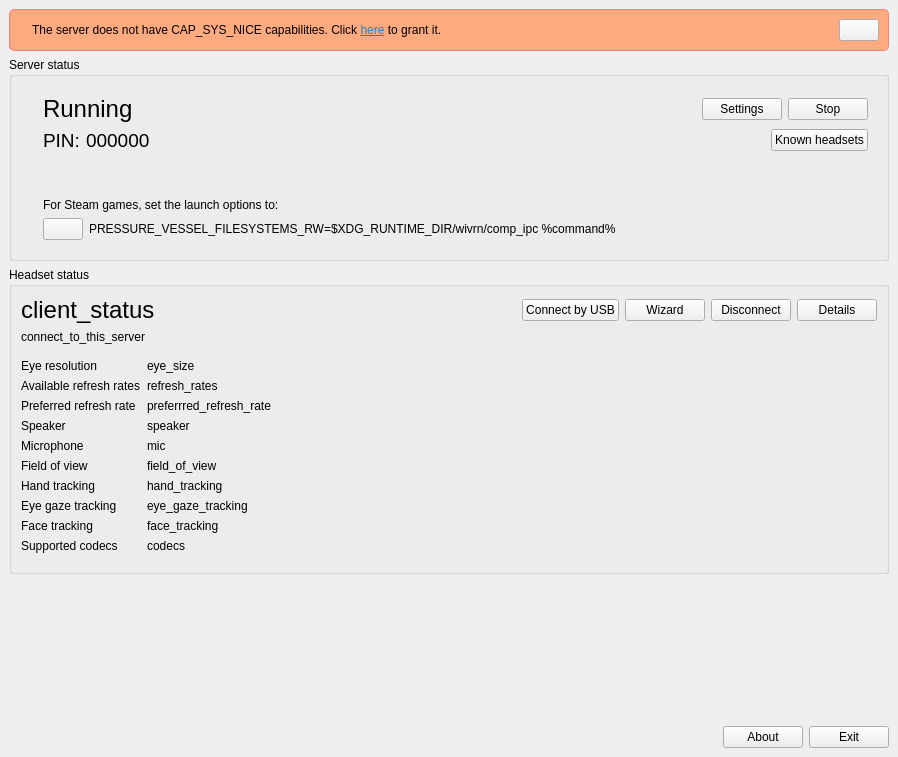
The window that dashboard/main_window.ui (WiVRn/WiVRn) describes before a commit, drawn with Qt 5.
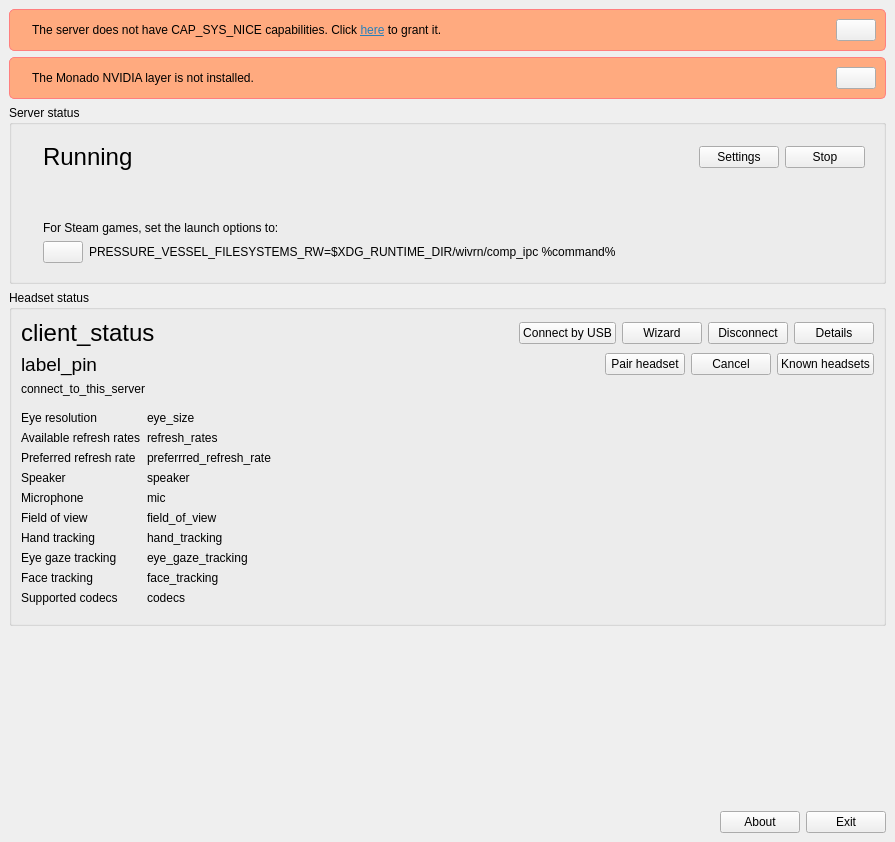
The same window after the commit. Icons and pictures are not drawn.

Commit message: Dashboard GUI update: add button to start pairing, add banner warning about missing monado layers

Diff of the .ui file:
```diff
--- a/dashboard/main_window.ui
+++ b/dashboard/main_window.ui
@@ -6,8 +6,8 @@
    <rect>
     <x>0</x>
     <y>0</y>
-    <width>898</width>
-    <height>757</height>
+    <width>895</width>
+    <height>842</height>
    </rect>
   </property>
   <property name="windowTitle">
@@ -18,11 +18,11 @@
     <normaloff>:/images/wivrn.svg</normaloff>:/images/wivrn.svg</iconset>
   </property>
   <widget class="QWidget" name="centralwidget">
-   <layout class="QVBoxLayout" name="verticalLayout_2" stretch="0,0,0,1,0">
+   <layout class="QVBoxLayout" name="verticalLayout_2">
     <item>
      <widget class="QFrame" name="banner_capsysnice">
       <property name="styleSheet">
-       <string notr="true">#banner_capsysnice
+       <string notr="true">.QFrame
 {
 background-color: rgb(255, 170, 127);
 border: 1px solid rgb(255, 127, 127);
@@ -57,6 +57,44 @@
       </layout>
      </widget>
     </item>
+    <item>
+     <widget class="QFrame" name="banner_nvidia_layer">
+      <property name="styleSheet">
+       <string notr="true">.QFrame
+{
+background-color: rgb(255, 170, 127);
+border: 1px solid rgb(255, 127, 127);
+border-radius: 5px;
+}</string>
+      </property>
+      <property name="frameShape">
+       <enum>QFrame::Shape::Box</enum>
+      </property>
+      <layout class="QHBoxLayout" name="horizontalLayout_10" stretch="0,1,0">
+       <item>
+        <widget class="QLabel" name="banner_nvidia_layer_icon">
+         <property name="text">
+          <string/>
+         </property>
+        </widget>
+       </item>
+       <item>
+        <widget class="QLabel" name="banner_nvidia_layer_text">
+         <property name="text">
+          <string>&lt;html&gt;&lt;head/&gt;&lt;body&gt;&lt;p&gt;The Monado NVIDIA layer is not installed.&lt;/p&gt;&lt;/body&gt;&lt;/html&gt;</string>
+         </property>
+        </widget>
+       </item>
+       <item>
+        <widget class="QPushButton" name="banner_nvidia_layer_dismiss">
+         <property name="icon">
+          <iconset theme="window-close"/>
+         </property>
+        </widget>
+       </item>
+      </layout>
+     </widget>
+    </item>
     <item>
      <widget class="QGroupBox" name="group_server">
       <property name="title">
@@ -179,56 +217,7 @@
               </layout>
              </item>
              <item>
-              <layout class="QHBoxLayout" name="layout_authentication" stretch=""/>
-             </item>
-             <item>
-              <widget class="QWidget" name="widget_authentication" native="true">
-               <layout class="QHBoxLayout" name="horizontalLayout_8" stretch="0,1,0">
-                <property name="leftMargin">
-                 <number>0</number>
-                </property>
-                <property name="topMargin">
-                 <number>0</number>
-                </property>
-                <property name="rightMargin">
-                 <number>0</number>
-                </property>
-                <property name="bottomMargin">
-                 <number>0</number>
-                </property>
-                <item>
-                 <widget class="QLabel" name="label_16">
-                  <property name="font">
-                   <font>
-                    <pointsize>14</pointsize>
-                   </font>
-                  </property>
-                  <property name="text">
-                   <string>PIN:</string>
-                  </property>
-                 </widget>
-                </item>
-                <item>
-                 <widget class="QLabel" name="label_pin">
-                  <property name="font">
-                   <font>
-                    <pointsize>14</pointsize>
-                   </font>
-                  </property>
-                  <property name="text">
-                   <string notr="true">000000</string>
-                  </property>
-                 </widget>
-                </item>
-                <item>
-                 <widget class="QPushButton" name="button_known_headsets">
-                  <property name="text">
-                   <string>Known headsets</string>
-                  </property>
-                 </widget>
-                </item>
-               </layout>
-              </widget>
+              <layout class="QHBoxLayout" name="layout_authentication"/>
              </item>
              <item>
               <spacer name="verticalSpacer">
@@ -360,6 +349,57 @@
          </item>
         </layout>
        </item>
+       <item>
+        <widget class="QWidget" name="widget_authentication" native="true">
+         <layout class="QHBoxLayout" name="horizontalLayout_8" stretch="1,0,0,0">
+          <property name="leftMargin">
+           <number>0</number>
+          </property>
+          <property name="topMargin">
+           <number>0</number>
+          </property>
+          <property name="rightMargin">
+           <number>0</number>
+          </property>
+          <property name="bottomMargin">
+           <number>0</number>
+          </property>
+          <item>
+           <widget class="QLabel" name="label_pin">
+            <property name="font">
+             <font>
+              <pointsize>14</pointsize>
+             </font>
+            </property>
+            <property name="text">
+             <string notr="true">label_pin</string>
+            </property>
+           </widget>
+          </item>
+          <item>
+           <widget class="QPushButton" name="button_pair_headset">
+            <property name="text">
+             <string>Pair headset</string>
+            </property>
+           </widget>
+          </item>
+          <item>
+           <widget class="QPushButton" name="button_cancel_pairing">
+            <property name="text">
+             <string>Cancel</string>
+            </property>
+           </widget>
+          </item>
+          <item>
+           <widget class="QPushButton" name="button_known_headsets">
+            <property name="text">
+             <string>Known headsets</string>
+            </property>
+           </widget>
+          </item>
+         </layout>
+        </widget>
+       </item>
        <item>
         <widget class="QLabel" name="label_how_to_connect">
          <property name="text">
```
Left out of the diff: 24 changed lines with no effect on the pictures. The commit also changes 7 other files.
